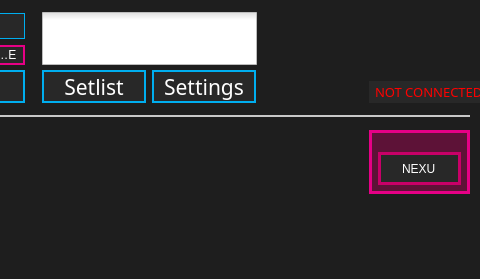
Before: the Qt Designer form standalone/advanced/forms/mainwindow.ui in Muse-Kinetics/softstep_editor, drawn with Qt 5; both pictures show x 210 to 690 and y 0 to 279 of the 690 by 279 pixel window.
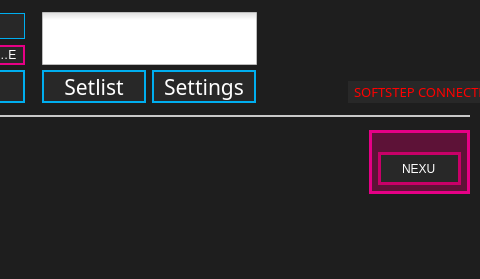
After: the same form once the commit is applied. Icons and pictures are not drawn.

Commit message: Changed: Connection indicator now resizes depending on whether or not it's connected or not connected (to avoid awkward spacing)

What changed in the file:
```diff
--- a/standalone/advanced/forms/mainwindow.ui
+++ b/standalone/advanced/forms/mainwindow.ui
@@ -43,9 +43,9 @@
    <widget class="QLabel" name="connectedLabel">
     <property name="geometry">
      <rect>
-      <x>579</x>
+      <x>558</x>
       <y>81</y>
-      <width>112</width>
+      <width>133</width>
       <height>22</height>
      </rect>
     </property>
@@ -71,7 +71,7 @@
 }</string>
     </property>
     <property name="text">
-     <string>NOT CONNECTED</string>
+     <string>SOFTSTEP CONNECTED</string>
     </property>
     <property name="alignment">
      <set>Qt::AlignLeading|Qt::AlignLeft|Qt::AlignVCenter</set>
```
Left out of the diff: 7 changed lines with no effect on the pictures. The commit also changes 2 other files.
